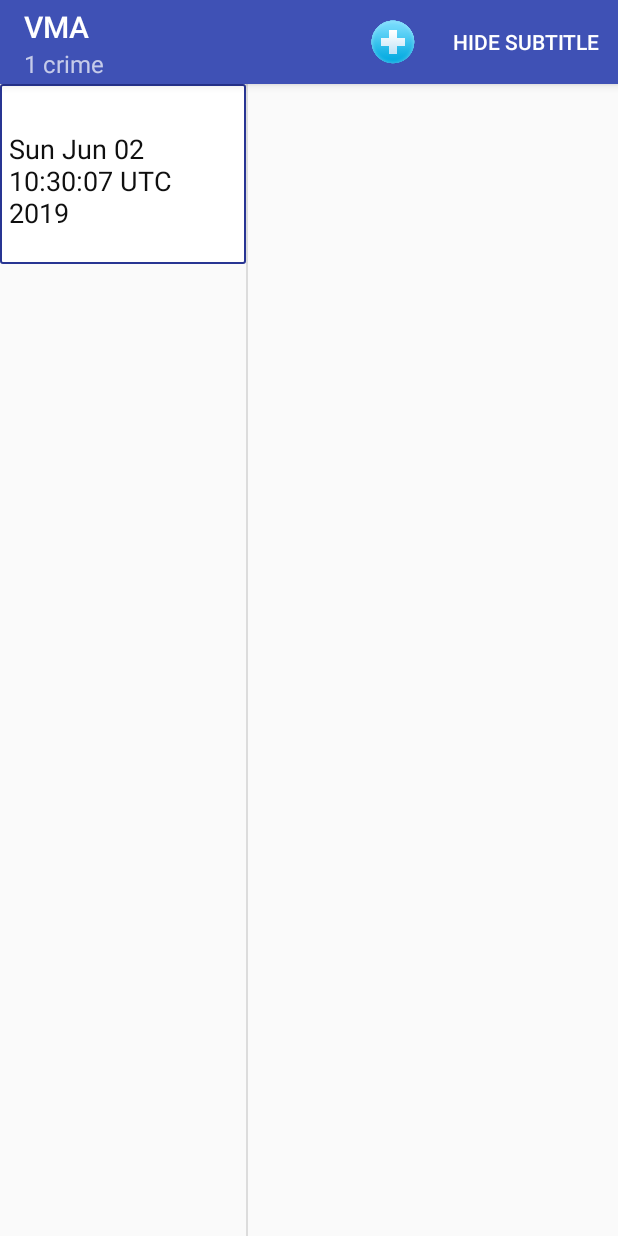
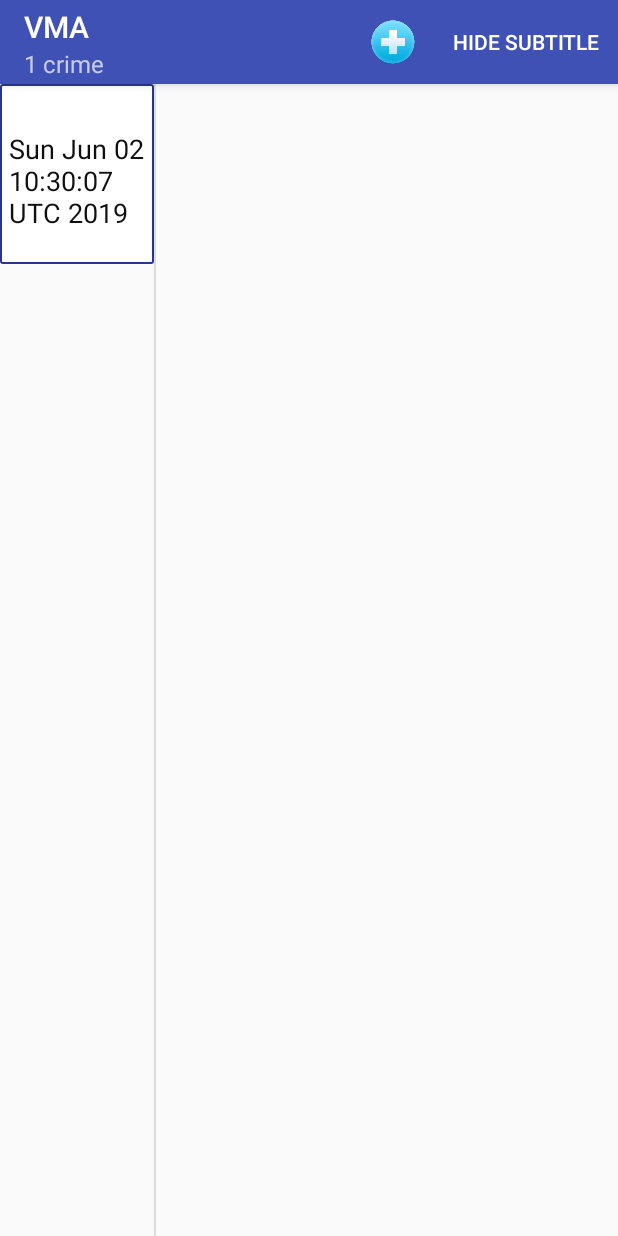
Before and after one commit to oleksavr/VMAnew, an Android app: the screen it shows after launch (VetListActivity), after a tap on "SHOW SUBTITLE", on a phone screen of 412 x 824 dp. Run offline under Robolectric (Android 15) with nearby library versions, the phone set to English and light mode, and no system bars; 2 other taps on this screen came first.

Commit message:
changed the waight to the 3 6

```diff
--- a/app/src/main/res/layout/activity_twopane.xml
+++ b/app/src/main/res/layout/activity_twopane.xml
@@ -18,7 +18,7 @@
         android:id="@+id/detail_fragment_container"
         android:layout_width="0dp"
         android:layout_height="match_parent"
-        android:layout_weight="3">
+        android:layout_weight="6">
     </FrameLayout>
 
 </LinearLayout>
```
